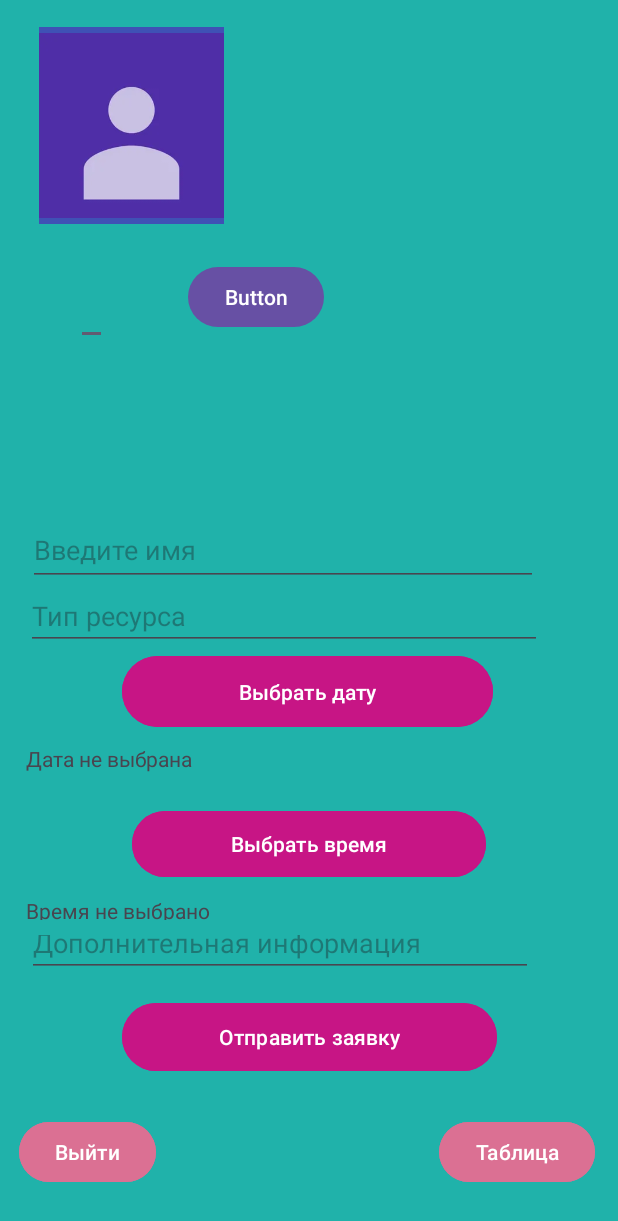
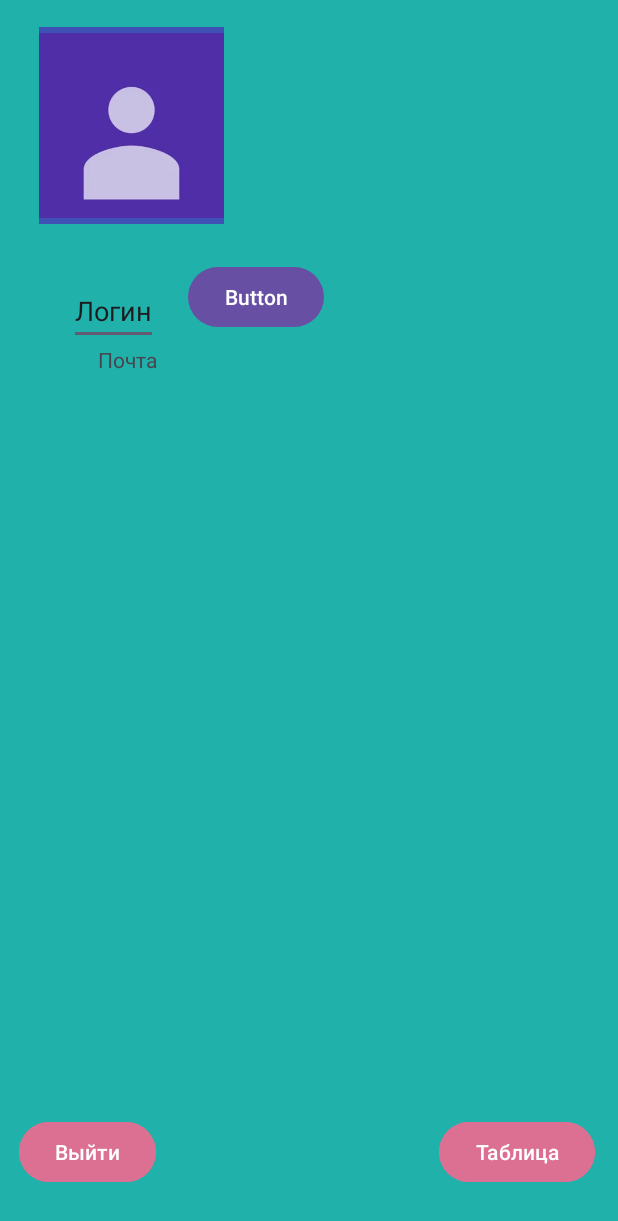
Before and after one commit to Vikkulek/Kval2.02Avtoriz, an Android app: the Profile screen opened directly, with no data from a screen before it, on a phone screen of 412 x 824 dp. Shown: the top 1221 px of the screen. Run offline under Robolectric (Android 15) with nearby library versions, the phone set to English and light mode, and no system bars.

Commit message:
Initial commit

```diff
--- a/app/src/main/AndroidManifest.xml
+++ b/app/src/main/AndroidManifest.xml
@@ -16,6 +16,9 @@
         android:supportsRtl="true"
         android:theme="@style/Theme.Kval202"
         tools:targetApi="31">
+        <activity
+            android:name=".Favorite"
+            android:exported="false" />
         <activity
             android:name=".Table"
             android:exported="false" />
--- a/app/src/main/java/com/example/kval202/Profile.kt
+++ b/app/src/main/java/com/example/kval202/Profile.kt
@@ -1,133 +1,35 @@
 package com.example.kval202
 
-import android.annotation.SuppressLint
-import android.app.DatePickerDialog
-import android.app.TimePickerDialog
 import android.content.Intent
 import android.os.Bundle
 import android.widget.Button
 import android.widget.EditText
-import android.widget.TextView
 import android.widget.Toast
-import androidx.activity.enableEdgeToEdge
 import androidx.appcompat.app.AppCompatActivity
-import androidx.core.view.ViewCompat
-import androidx.core.view.WindowInsetsCompat
-import java.util.Calendar
 
 class Profile : AppCompatActivity() {
-    @SuppressLint("MissingInflatedId")
     override fun onCreate(savedInstanceState: Bundle?) {
         super.onCreate(savedInstanceState)
-        enableEdgeToEdge()
         setContentView(R.layout.activity_profile)
-        ViewCompat.setOnApplyWindowInsetsListener(findViewById(R.id.main)) { v, insets ->
-            val systemBars = insets.getInsets(WindowInsetsCompat.Type.systemBars())
-            v.setPadding(systemBars.left, systemBars.top, systemBars.right, systemBars.bottom)
-            insets
-        }
 
-        val Login:EditText= findViewById(R.id.editTextNewLogin)
-        val Email:TextView = findViewById(R.id.textViewEmail)
-        val Exit:Button = findViewById(R.id.buttonExit)
-        val tableLook: Button = findViewById(R.id.buttonTable)
-        val buttonSaveLogin: Button = findViewById(R.id.buttonSaveLogin)
-//        val nameEditText: EditText = findViewById(R.id.nameEditText)
-//        val resourceTypeEditText: EditText = findViewById(R.id.resourceTypeEditText)
-//        val dateButton: Button = findViewById(R.id.dateButton)
-//        val timeButton: Button = findViewById(R.id.timeButton)
-//        val additionalInfoEditText: EditText = findViewById(R.id.additionalInfoEditText)
-//        val submitButton: Button = findViewById(R.id.submitButton)
-//        val selectedDateTextView: TextView = findViewById(R.id.selectedDateTextView)
-//        val selectedTimeTextView: TextView = findViewById(R.id.selectedTimeTextView)
+        val login = intent.getStringExtra("login") ?: return
+        findViewById<EditText>(R.id.editTextNewLogin).setText(login)
 
-
-
-        val login = intent.getStringExtra("login")
-        val email = intent.getStringExtra("email")
-
-        Login.setText(login)
-        Email.text = email
-
-        val dbHelper = DBHelper(this, null)
-
-//        val calendar = Calendar.getInstance()
-//
-//        dateButton.setOnClickListener {
-//            val datePicker = DatePickerDialog(
-//                this,
-//                { _, year, month, dayOfMonth ->
-//                    selectedDateTextView.text = "$dayOfMonth/${month + 1}/$year"
-//                },
-//                calendar.get(Calendar.YEAR),
-//                calendar.get(Calendar.MONTH),
-//                calendar.get(Calendar.DAY_OF_MONTH)
-//            )
-//            datePicker.show()
-//        }
-//
-//        timeButton.setOnClickListener {
-//            val timePicker = TimePickerDialog(
-//                this,
-//                { _, hour, minute ->
-//                    selectedTimeTextView.text = "$hour:$minute"
-//                },
-//                calendar.get(Calendar.HOUR_OF_DAY),
-//                calendar.get(Calendar.MINUTE),
-//                true
-//            )
-//            timePicker.show()
-//        }
-//
-//        submitButton.setOnClickListener {
-//            val name = nameEditText.text.toString()
-//            val resourceType = resourceTypeEditText.text.toString()
-//            val date = selectedDateTextView.text.toString()
-//            val time = selectedTimeTextView.text.toString()
-//           // val additionalInfo = additionalInfoEditText.text.toString()
-//
-//            if (name.isNotEmpty() && resourceType.isNotEmpty() && date.isNotEmpty() && time.isNotEmpty()) {
-//                Toast.makeText(this, "Заявка отправлена", Toast.LENGTH_SHORT).show()
-//                // Здесь можно добавить сохранение данных в базу SQLite
-//            } else {
-//                Toast.makeText(this, "Заполните все поля", Toast.LENGTH_SHORT).show()
-//            }
-//        }
-
-
-        Exit.setOnClickListener{
-            val intent = Intent(this, MainActivity::class.java)
-            startActivity(intent)
+        findViewById<Button>(R.id.buttonExit).setOnClickListener {
+            startActivity(Intent(this, MainActivity::class.java))
             finish()
         }
 
-        tableLook.setOnClickListener{
-            val intent = Intent(this, Table::class.java)
-            startActivity(intent)
+        findViewById<Button>(R.id.buttonTable).setOnClickListener {
+            startActivity(Intent(this, Table::class.java))
             finish()
         }
 
-        buttonSaveLogin.setOnClickListener {
-            val newLogin = Login.text.toString() // Получаем новый логин из поля EditText
-
+        findViewById<Button>(R.id.buttonSaveLogin).setOnClickListener {
+            val newLogin = findViewById<EditText>(R.id.editTextNewLogin).text.toString().trim()
             if (newLogin.isNotEmpty()) {
-                // Получаем текущий логин из Intent
-                val currentLogin = intent.getStringExtra("login")
-
-                if (currentLogin != null) {
-                    // Обновляем логин в базе данных
-                    val updated = dbHelper.updateLoginByCurrentLogin(currentLogin, newLogin)
-
-                    if (updated) {
-                        // Обновляем логин на экране
-                        Login.setText(newLogin)
-
-                        // Показываем сообщение об успешном изменении логина
-                        Toast.makeText(this, "Логин обновлен!", Toast.LENGTH_SHORT).show()
-                    } else {
-                        Toast.makeText(this, "Ошибка: не удалось найти пользователя", Toast.LENGTH_SHORT).show()
-                    }
-                }
+                DBHelper(this).updateLoginByCurrentLogin(login, newLogin)
+                Toast.makeText(this, "Логин обновлен", Toast.LENGTH_SHORT).show()
             }
         }
     }
--- a/app/src/main/res/layout/activity_profile.xml
+++ b/app/src/main/res/layout/activity_profile.xml
@@ -38,13 +38,14 @@
         android:id="@+id/textViewEmail"
         android:layout_width="wrap_content"
         android:layout_height="wrap_content"
+        android:layout_marginBottom="480dp"
         android:text="Почта"
         app:layout_constraintBottom_toBottomOf="parent"
         app:layout_constraintEnd_toEndOf="parent"
         app:layout_constraintHorizontal_bias="0.175"
         app:layout_constraintStart_toStartOf="parent"
-        app:layout_constraintTop_toBottomOf="@+id/textViewLogin"
-        app:layout_constraintVertical_bias="0.03"
+        app:layout_constraintTop_toBottomOf="@+id/editTextNewLogin"
+        app:layout_constraintVertical_bias="0.0"
         tools:ignore="MissingConstraints" />
 
     <Button
@@ -60,103 +61,11 @@
         app:layout_constraintTop_toTopOf="parent"
         app:layout_constraintVertical_bias="0.959" />
 
-    <EditText
-        android:id="@+id/nameEditText"
-        android:layout_width="340dp"
-        android:layout_height="48dp"
-        android:hint="Введите имя"
-        app:layout_constraintBottom_toBottomOf="parent"
-        app:layout_constraintEnd_toEndOf="parent"
-        app:layout_constraintHorizontal_bias="0.257"
-        app:layout_constraintStart_toStartOf="parent"
-        app:layout_constraintTop_toTopOf="parent"
-        app:layout_constraintVertical_bias="0.442"
-        tools:ignore="MissingConstraints" />
 
-    <EditText
-        android:id="@+id/resourceTypeEditText"
-        android:layout_width="344dp"
-        android:layout_height="42dp"
-        android:hint="Тип ресурса"
-        app:layout_constraintBottom_toBottomOf="parent"
-        app:layout_constraintEnd_toEndOf="parent"
-        app:layout_constraintHorizontal_bias="0.253"
-        app:layout_constraintStart_toStartOf="parent"
-        app:layout_constraintTop_toTopOf="parent" />
 
-    <Button
-        android:id="@+id/dateButton"
-        android:layout_width="247dp"
-        android:layout_height="55dp"
-        android:text="Выбрать дату"
-        app:layout_constraintBottom_toTopOf="@+id/selectedDateTextView"
-        app:layout_constraintEnd_toEndOf="parent"
-        app:layout_constraintHorizontal_bias="0.495"
-        app:layout_constraintStart_toStartOf="parent"
-        app:layout_constraintTop_toBottomOf="@+id/resourceTypeEditText"
-        app:layout_constraintVertical_bias="0.0"
-        tools:ignore="MissingConstraints"
-        android:backgroundTint="#C71585"/>
 
-    <TextView
-        android:id="@+id/selectedDateTextView"
-        android:layout_width="271dp"
-        android:layout_height="23dp"
-        android:text="Дата не выбрана"
-        app:layout_constraintBottom_toBottomOf="parent"
-        app:layout_constraintEnd_toEndOf="parent"
-        app:layout_constraintHorizontal_bias="0.121"
-        app:layout_constraintStart_toStartOf="parent"
-        app:layout_constraintTop_toBottomOf="@+id/resourceTypeEditText"
-        app:layout_constraintVertical_bias="0.171" />
 
-    <Button
-        android:id="@+id/timeButton"
-        android:layout_width="236dp"
-        android:layout_height="52dp"
-        android:backgroundTint="#C71585"
-        android:text="Выбрать время"
-        app:layout_constraintBottom_toBottomOf="parent"
-        app:layout_constraintEnd_toEndOf="parent"
-        app:layout_constraintStart_toStartOf="parent"
-        app:layout_constraintTop_toBottomOf="@+id/selectedDateTextView"
-        app:layout_constraintVertical_bias="0.068" />
 
-    <TextView
-        android:id="@+id/selectedTimeTextView"
-        android:layout_width="275dp"
-        android:layout_height="16dp"
-        android:text="Время не выбрано"
-        app:layout_constraintBottom_toBottomOf="parent"
-        app:layout_constraintEnd_toEndOf="parent"
-        app:layout_constraintHorizontal_bias="0.125"
-        app:layout_constraintStart_toStartOf="parent"
-        app:layout_constraintTop_toBottomOf="@+id/timeButton"
-        app:layout_constraintVertical_bias="0.038" />
-
-    <EditText
-        android:id="@+id/additionalInfoEditText"
-        android:layout_width="337dp"
-        android:layout_height="38dp"
-        android:hint="Дополнительная информация"
-        app:layout_constraintBottom_toBottomOf="parent"
-        app:layout_constraintEnd_toEndOf="parent"
-        app:layout_constraintHorizontal_bias="0.243"
-        app:layout_constraintStart_toStartOf="parent"
-        app:layout_constraintTop_toBottomOf="@+id/selectedTimeTextView"
-        app:layout_constraintVertical_bias="0.0" />
-
-    <Button
-        android:id="@+id/submitButton"
-        android:layout_width="250dp"
-        android:layout_height="53dp"
-        android:text="Отправить заявку"
-        app:layout_constraintBottom_toBottomOf="parent"
-        app:layout_constraintEnd_toEndOf="parent"
-        app:layout_constraintStart_toStartOf="parent"
-        app:layout_constraintTop_toBottomOf="@+id/additionalInfoEditText"
-        app:layout_constraintVertical_bias="0.113"
-        android:backgroundTint="#C71585"/>
 
     <Button
         android:id="@+id/buttonTable"
```
Also changed, not shown: app/src/main/java/com/example/kval202/Avtoriz.kt (+20 -42 lines), app/src/main/java/com/example/kval202/DAO.kt (+13 -0 lines), app/src/main/java/com/example/kval202/DBHelper.kt (+16 -22 lines), app/src/main/java/com/example/kval202/Favorite.kt (added, +42 -0 lines), app/src/main/java/com/example/kval202/FavoriteAvia.kt (added, +15 -0 lines), app/src/main/java/com/example/kval202/MainActivity.kt (+22 -53 lines), app/src/main/java/com/example/kval202/Table.kt (+46 -72 lines), app/src/main/java/com/example/kval202/TableDB.kt (+18 -8 lines), app/src/main/res/layout/activity_favorite.xml (added, +47 -0 lines), app/src/main/res/layout/activity_table.xml (+4 -4 lines).
